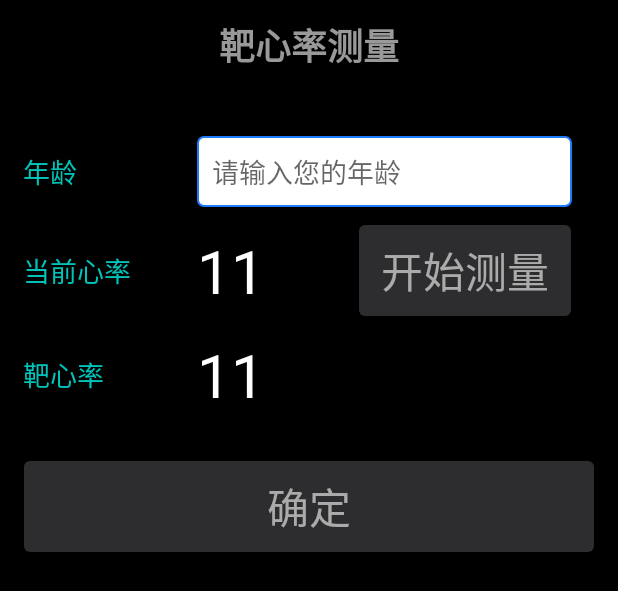
After one commit to like5188/Psk, an Android app: the layout dialog_fragment_measure_target_heart_rate.xml on its own in the app's theme, with its tools: preview values and no code run, on a phone screen of 412 x 824 dp. The commit adds this screen. Shown: the top 591 px of the screen. Run offline under Robolectric (Android 15) with nearby library versions, the phone set to English and light mode, and no system bars.

Commit message:
增加靶心率测量对话框

```diff
--- /dev/null
+++ b/shangxiazhi/src/main/java/com/psk/shangxiazhi/device/MeasureTargetHeartRateDialogFragment.kt
@@ -0,0 +1,58 @@
+package com.psk.shangxiazhi.device
+
+import android.os.Bundle
+import android.view.Gravity
+import android.view.LayoutInflater
+import android.view.View
+import android.view.ViewGroup
+import android.view.WindowManager
+import androidx.databinding.DataBindingUtil
+import com.like.common.base.BaseDialogFragment
+import com.like.common.util.toIntOrDefault
+import com.psk.common.util.showToast
+import com.psk.shangxiazhi.R
+import com.psk.shangxiazhi.databinding.DialogFragmentMeasureTargetHeartRateBinding
+
+/**
+ * 测量靶心率
+ */
+class MeasureTargetHeartRateDialogFragment private constructor() : BaseDialogFragment() {
+    companion object {
+        fun newInstance(): MeasureTargetHeartRateDialogFragment {
+            return MeasureTargetHeartRateDialogFragment()
+        }
+    }
+
+    private lateinit var mBinding: DialogFragmentMeasureTargetHeartRateBinding
+    var onSelected: ((Int) -> Unit)? = null
+
+    override fun onCreateView(inflater: LayoutInflater, container: ViewGroup?, savedInstanceState: Bundle?): View {
+        mBinding = DataBindingUtil.inflate(inflater, R.layout.dialog_fragment_measure_target_heart_rate, container, true)
+        mBinding.btnMeasure.setOnClickListener {
+            val age = mBinding.etAge.text.trim().toString().toIntOrDefault(0)
+            if (age <= 0) {
+                requireContext().showToast("请先填写您的年龄")
+                return@setOnClickListener
+            }
+
+        }
+        mBinding.btnConfirm.setOnClickListener {
+            onSelected?.invoke(1)
+            dismiss()
+        }
+        return mBinding.root
+    }
+
+    override fun initLayoutParams(layoutParams: WindowManager.LayoutParams) {
+        // 宽高
+        resources.displayMetrics?.widthPixels?.let {
+            layoutParams.width = (it * 0.5).toInt() - 1
+        }
+        layoutParams.height = WindowManager.LayoutParams.MATCH_PARENT
+        // 位置
+        layoutParams.gravity = Gravity.END
+        // 透明度
+        layoutParams.dimAmount = 0.6f
+    }
+
+}
--- a/shangxiazhi/src/main/java/com/psk/shangxiazhi/device/ScanDeviceDialogFragment.kt
+++ b/shangxiazhi/src/main/java/com/psk/shangxiazhi/device/ScanDeviceDialogFragment.kt
@@ -24,6 +24,9 @@ import kotlinx.coroutines.flow.onStart
 import kotlinx.coroutines.launch
 import org.koin.android.ext.android.inject
 
+/**
+ * 扫描指定设备类型的设备
+ */
 class ScanDeviceDialogFragment private constructor() : BaseDialogFragment() {
     companion object {
         private const val KEY_DEVICE_TYPE = "key_device_type"
--- a/shangxiazhi/src/main/java/com/psk/shangxiazhi/device/SelectDeviceDialogFragment.kt
+++ b/shangxiazhi/src/main/java/com/psk/shangxiazhi/device/SelectDeviceDialogFragment.kt
@@ -18,6 +18,9 @@ import com.psk.shangxiazhi.data.model.BleScanInfo
 import com.psk.shangxiazhi.databinding.DialogFragmentSelectDeviceBinding
 import com.psk.shangxiazhi.databinding.ViewSelectDeviceBinding
 
+/**
+ * 选择设备
+ */
 class SelectDeviceDialogFragment private constructor() : BaseDialogFragment() {
     companion object {
         private const val KEY_DEVICE_TYPES = "key_device_types"
@@ -31,19 +34,17 @@ class SelectDeviceDialogFragment private constructor() : BaseDialogFragment() {
     }
 
     private lateinit var mBinding: DialogFragmentSelectDeviceBinding
-    var onSelected: ((deviceMap: Map<DeviceType, BleScanInfo>, shangXiaZhiParams: ShangXiaZhiParams?) -> Unit)? = null
+    var onSelected: ((deviceMap: Map<DeviceType, BleScanInfo>, shangXiaZhiParams: ShangXiaZhiParams?, targetHeartRate: Int) -> Unit)? = null
 
     override fun onCreateView(inflater: LayoutInflater, container: ViewGroup?, savedInstanceState: Bundle?): View {
         mBinding = DataBindingUtil.inflate(inflater, R.layout.dialog_fragment_select_device, container, true)
         val selectDeviceMap = mutableMapOf<DeviceType, BleScanInfo>()
         var shangXiaZhiParams: ShangXiaZhiParams? = null
+        var targetHeartRate = 0
         val deviceTypes = arguments?.getSerializable(KEY_DEVICE_TYPES) as? Array<DeviceType>
         deviceTypes?.forEach { deviceType ->
             val binding = DataBindingUtil.inflate<ViewSelectDeviceBinding>(
-                inflater,
-                R.layout.view_select_device,
-                mBinding.llContainer,
-                true
+                inflater, R.layout.view_select_device, mBinding.llContainer, true
             )
             binding.tvDeviceTypeDes.text = deviceType.des
             binding.ll.setOnClickListener {
@@ -51,7 +52,11 @@ class SelectDeviceDialogFragment private constructor() : BaseDialogFragment() {
                     onSelected = {
                         selectDeviceMap[deviceType] = it
                         binding.tvName.text = it.name
-                        if (deviceType == DeviceType.ShangXiaZhi) {
+                        when (deviceType) {
+                            DeviceType.ShangXiaZhi -> {
+                                if (binding.tvFun.text.isEmpty()) {
+                                    binding.tvFun.text = "设置参数 >"
+                                }
                                 binding.tvFun.visible()
                                 binding.tvFun.setOnClickListener {
                                     SetShangXiaZhiPramsDialogFragment.newInstance().apply {
@@ -63,6 +68,26 @@ class SelectDeviceDialogFragment private constructor() : BaseDialogFragment() {
                                 }
                                 binding.tvFun.requestFocus()
                             }
+
+                            DeviceType.HeartRate -> {
+                                // 靶心率=[(220-年龄）-静态心率]*(达到最大心率的一定百分比，通常为60%---80%)+静态心率
+                                if (binding.tvFun.text.isEmpty()) {
+                                    binding.tvFun.text = "测量靶心率 >"
+                                }
+                                binding.tvFun.visible()
+                                binding.tvFun.setOnClickListener {
+                                    MeasureTargetHeartRateDialogFragment.newInstance().apply {
+                                        onSelected = {
+                                            targetHeartRate = it
+                                            binding.tvFun.text = "重新测量 >"
+                                        }
+                                    }.show(this@SelectDeviceDialogFragment)
+                                }
+                                binding.tvFun.requestFocus()
+                            }
+
+                            else -> {}
+                        }
                     }
                 }.show(requireActivity())
             }
@@ -72,8 +97,10 @@ class SelectDeviceDialogFragment private constructor() : BaseDialogFragment() {
                 context?.showToast("请先选择设备")
             } else if (selectDeviceMap.containsKey(DeviceType.ShangXiaZhi) && shangXiaZhiParams == null) {
                 context?.showToast("请先设置上下肢参数")
+            } else if (selectDeviceMap.containsKey(DeviceType.HeartRate) && targetHeartRate == 0) {
+                context?.showToast("请先测量靶心率")
             } else {
-                onSelected?.invoke(selectDeviceMap, shangXiaZhiParams)
+                onSelected?.invoke(selectDeviceMap, shangXiaZhiParams, targetHeartRate)
                 dismiss()
             }
         }
--- a/shangxiazhi/src/main/java/com/psk/shangxiazhi/device/SetShangXiaZhiPramsDialogFragment.kt
+++ b/shangxiazhi/src/main/java/com/psk/shangxiazhi/device/SetShangXiaZhiPramsDialogFragment.kt
@@ -12,6 +12,9 @@ import com.psk.device.data.model.ShangXiaZhiParams
 import com.psk.shangxiazhi.R
 import com.psk.shangxiazhi.databinding.DialogFragmentSetShangXiaZhiParamsBinding
 
+/**
+ * 设置上下肢康复机参数
+ */
 class SetShangXiaZhiPramsDialogFragment private constructor() : BaseDialogFragment() {
     companion object {
         fun newInstance(): SetShangXiaZhiPramsDialogFragment {
--- a/shangxiazhi/src/main/java/com/psk/shangxiazhi/main/MainActivity.kt
+++ b/shangxiazhi/src/main/java/com/psk/shangxiazhi/main/MainActivity.kt
@@ -115,7 +115,8 @@ class MainActivity : AppCompatActivity() {
                     DeviceType.HeartRate,
                 )
             ).apply {
-                onSelected = { deviceMap, shangXiaZhiParams ->
+                onSelected = { deviceMap, shangXiaZhiParams, targetHeartRate ->
+                    // todo targetHeartRate 没有使用
                     mViewModel.uiState.value.gameManagerService?.start(deviceMap, scene, shangXiaZhiParams) {
                         ReportActivity.start(reports = it)
                     }
--- /dev/null
+++ b/shangxiazhi/src/main/res/layout/dialog_fragment_measure_target_heart_rate.xml
@@ -0,0 +1,150 @@
+<?xml version="1.0" encoding="utf-8"?>
+<layout xmlns:android="http://schemas.android.com/apk/res/android"
+    xmlns:app="http://schemas.android.com/apk/res-auto"
+    xmlns:tools="http://schemas.android.com/tools">
+
+    <data>
+
+        <import type="android.view.View" />
+    </data>
+
+    <LinearLayout
+        android:layout_width="match_parent"
+        android:layout_height="match_parent"
+        android:background="@color/black"
+        android:gravity="center_horizontal"
+        android:orientation="vertical">
+
+        <TextView
+            android:layout_width="match_parent"
+            android:layout_height="60dp"
+            android:layout_marginBottom="15dp"
+            android:gravity="center"
+            android:text="靶心率测量"
+            android:textColor="#99FFFFFF"
+            android:textSize="24sp"
+            android:textStyle="bold" />
+
+        <androidx.constraintlayout.widget.ConstraintLayout
+            android:layout_width="match_parent"
+            android:layout_height="wrap_content"
+            android:layout_marginStart="15dp"
+            android:layout_marginEnd="15dp">
+
+            <TextView
+                android:id="@+id/tvAgeTag"
+                android:layout_width="wrap_content"
+                android:layout_height="wrap_content"
+                android:text="年龄"
+                android:textColor="#00C4B9"
+                android:textSize="18sp"
+                app:layout_constraintBottom_toBottomOf="@id/etAge"
+                app:layout_constraintStart_toStartOf="parent"
+                app:layout_constraintTop_toTopOf="@id/etAge" />
+
+            <EditText
+                android:id="@+id/etAge"
+                android:layout_width="0dp"
+                android:layout_height="wrap_content"
+                android:layout_marginStart="80dp"
+                android:layout_marginTop="15dp"
+                android:layout_marginEnd="15dp"
+                android:background="@drawable/shape_rectangle_border_selector"
+                android:hint="请输入您的年龄"
+                android:inputType="number"
+                android:padding="10dp"
+                android:paddingStart="10dp"
+                app:layout_constraintEnd_toEndOf="parent"
+                app:layout_constraintStart_toEndOf="@id/tvAgeTag"
+                app:layout_constraintTop_toTopOf="parent" />
+
+
+            <TextView
+                android:id="@+id/tvHeartRateTag"
+                android:layout_width="wrap_content"
+                android:layout_height="wrap_content"
+                android:text="当前心率"
+                android:textColor="#00C4B9"
+                android:textSize="18sp"
+                app:layout_constraintBottom_toBottomOf="@id/tvHeartRate"
+                app:layout_constraintStart_toStartOf="parent"
+                app:layout_constraintTop_toTopOf="@id/tvHeartRate" />
+
+            <TextView
+                android:id="@+id/tvHeartRate"
+                android:layout_width="0dp"
+                android:layout_height="wrap_content"
+                android:layout_marginTop="15dp"
+                android:layout_marginEnd="15dp"
+                android:textColor="@color/white"
+                android:textSize="40sp"
+                app:layout_constraintEnd_toStartOf="@id/btnMeasure"
+                app:layout_constraintStart_toStartOf="@id/etAge"
+                app:layout_constraintTop_toBottomOf="@id/etAge"
+                tools:text="11" />
+
+            <androidx.appcompat.widget.AppCompatButton
+                android:id="@+id/btnMeasure"
+                android:layout_width="wrap_content"
+                android:layout_height="wrap_content"
+                android:layout_marginStart="15dp"
+                android:layout_marginEnd="15dp"
+                android:background="@drawable/setting_bg_choose"
+                android:gravity="center"
+                android:paddingStart="15dp"
+                android:paddingTop="10dp"
+                android:paddingEnd="15dp"
+                android:paddingBottom="10dp"
+                android:text="开始测量"
+                android:textColor="@drawable/setting_text_color_choose"
+                android:textSize="28sp"
+                app:layout_constraintBottom_toBottomOf="@id/tvHeartRate"
+                app:layout_constraintEnd_toEndOf="parent"
+                app:layout_constraintTop_toTopOf="@id/tvHeartRate" />
+
+            <TextView
+                android:id="@+id/tvTargetHeartRateTag"
+                android:layout_width="wrap_content"
+                android:layout_height="wrap_content"
+                android:text="靶心率"
+                android:textColor="#00C4B9"
+                android:textSize="18sp"
+                app:layout_constraintBottom_toBottomOf="@id/tvTargetHeartRate"
+                app:layout_constraintStart_toStartOf="parent"
+                app:layout_constraintTop_toTopOf="@id/tvTargetHeartRate" />
+
+            <TextView
+                android:id="@+id/tvTargetHeartRate"
+                android:layout_width="0dp"
+                android:layout_height="wrap_content"
+                android:layout_marginTop="15dp"
+                android:layout_marginEnd="15dp"
+                android:gravity="center_vertical"
+                android:textColor="@color/white"
+                android:textSize="40sp"
+                app:layout_constraintEnd_toEndOf="parent"
+                app:layout_constraintStart_toStartOf="@id/etAge"
+                app:layout_constraintTop_toBottomOf="@id/tvHeartRate"
+                tools:text="11" />
+
+        </androidx.constraintlayout.widget.ConstraintLayout>
+
+        <androidx.appcompat.widget.AppCompatButton
+            android:id="@+id/btnConfirm"
+            android:layout_width="match_parent"
+            android:layout_height="wrap_content"
+            android:layout_marginStart="15dp"
+            android:layout_marginTop="30dp"
+            android:layout_marginEnd="15dp"
+            android:background="@drawable/setting_bg_choose"
+            android:gravity="center"
+            android:paddingStart="15dp"
+            android:paddingTop="10dp"
+            android:paddingEnd="15dp"
+            android:paddingBottom="10dp"
+            android:text="确定"
+            android:textColor="@drawable/setting_text_color_choose"
+            android:textSize="28sp" />
+
+    </LinearLayout>
+</layout>
--- a/shangxiazhi/src/main/res/layout/view_select_device.xml
+++ b/shangxiazhi/src/main/res/layout/view_select_device.xml
@@ -53,10 +53,10 @@
             android:paddingTop="10dp"
             android:paddingEnd="15dp"
             android:paddingBottom="10dp"
-            android:text="设置参数 >"
             android:textColor="@color/white"
             android:textSize="20sp"
             android:visibility="gone"
+            tools:text="设置参数 >"
             tools:visibility="visible" />
     </LinearLayout>
 </layout>
```
Lines whose indentation alone changed are shown as unchanged.
